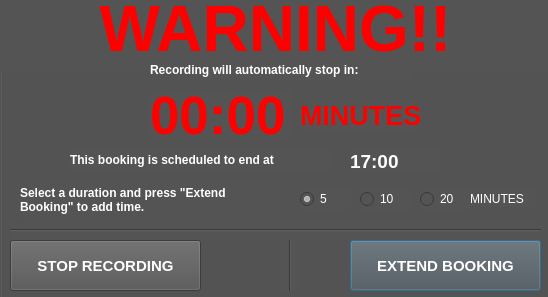
This is recording-ui/src/UI/AutoStopDialog.ui in os6sense/sunra_ui_apps as Qt 5 draws it before an edit. The edited form follows.
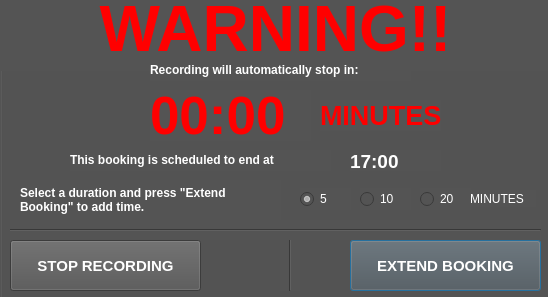
This is the edited form. Icons and pictures are not drawn.

Diff of the .ui file:
```diff
--- a/recording-ui/src/UI/AutoStopDialog.ui
+++ b/recording-ui/src/UI/AutoStopDialog.ui
@@ -259,7 +259,7 @@
    <widget class="QLabel" name="label_2">
     <property name="geometry">
      <rect>
-      <x>300</x>
+      <x>320</x>
       <y>100</y>
       <width>121</width>
       <height>31</height>
@@ -360,7 +360,7 @@
      <rect>
       <x>150</x>
       <y>90</y>
-      <width>141</width>
+      <width>161</width>
       <height>51</height>
      </rect>
     </property>
```
